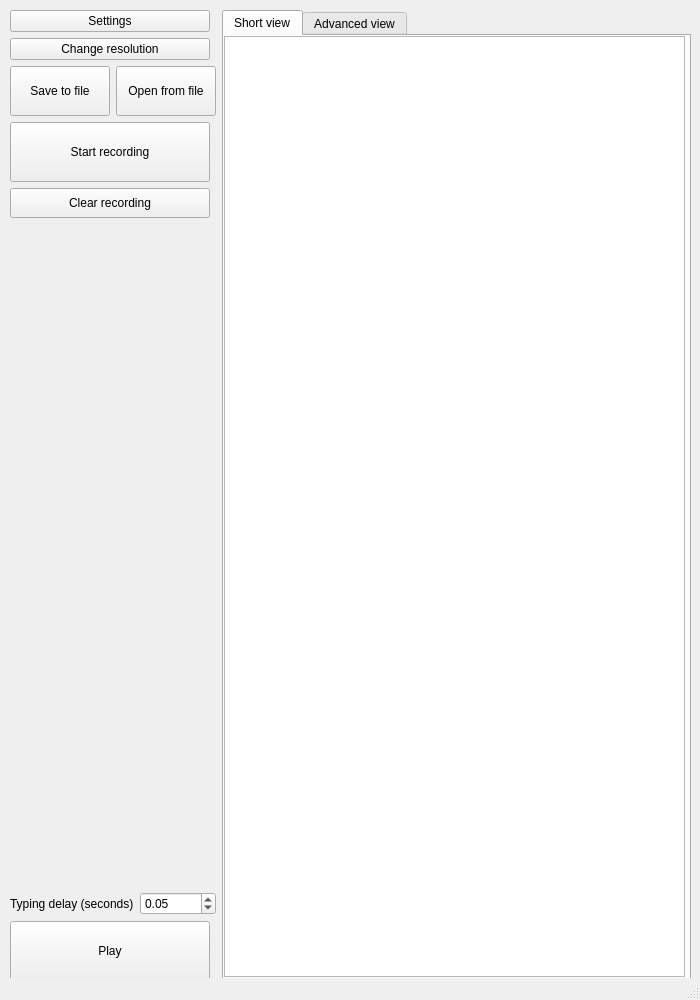
Old version of the form app_ui.ui in the repository Andrew-71/KeyRecorder.
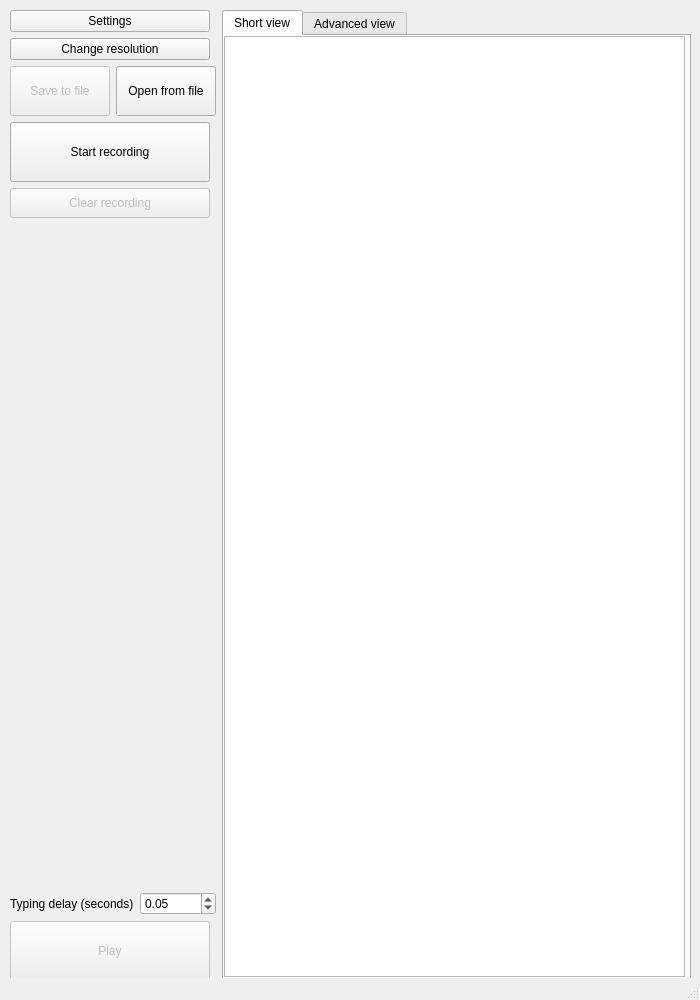
New version of the form.

Commit message: Disable some buttons when recording is empty

```diff
--- a/app_ui.ui
+++ b/app_ui.ui
@@ -86,6 +86,9 @@
          </property>
          <item>
           <widget class="QPushButton" name="save_to_file_btn">
+           <property name="enabled">
+            <bool>false</bool>
+           </property>
            <property name="sizePolicy">
             <sizepolicy hsizetype="Fixed" vsizetype="Fixed">
              <horstretch>0</horstretch>
@@ -151,6 +154,9 @@
        </item>
        <item>
         <widget class="QPushButton" name="clear_recording_btn">
+         <property name="enabled">
+          <bool>false</bool>
+         </property>
          <property name="sizePolicy">
           <sizepolicy hsizetype="Fixed" vsizetype="Fixed">
            <horstretch>0</horstretch>
@@ -213,6 +219,9 @@
        </item>
        <item>
         <widget class="QPushButton" name="play_btn">
+         <property name="enabled">
+          <bool>false</bool>
+         </property>
          <property name="sizePolicy">
           <sizepolicy hsizetype="Fixed" vsizetype="Fixed">
            <horstretch>0</horstretch>
```
The commit also changes 2 other files.
